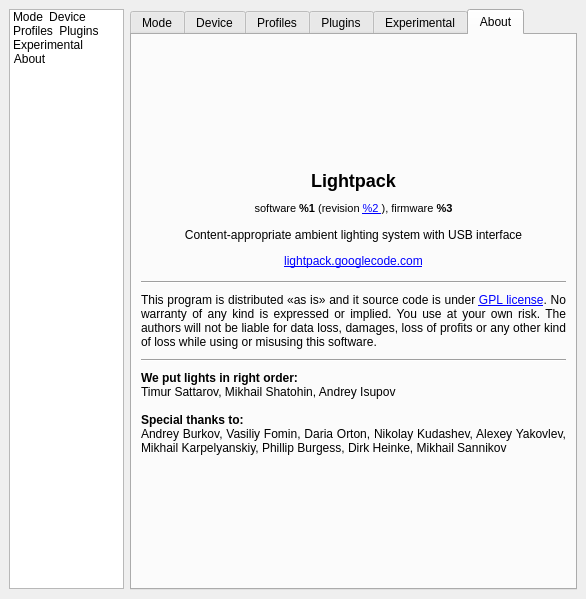
Before: the Qt Designer form Software/src/SettingsWindow.ui in Atarity/Lightpack, drawn with Qt 5.
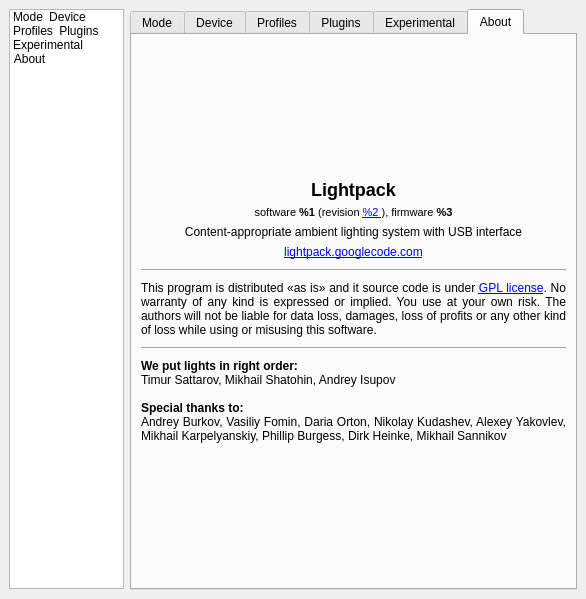
After: the same form once the commit is applied. The open tabs and pages were chosen to show the change. Icons and pictures are not drawn. Custom widgets are drawn as their Qt base class.

Commit message: About content fixes for linux

Patch:
```diff
--- a/Software/src/SettingsWindow.ui
+++ b/Software/src/SettingsWindow.ui
@@ -2841,16 +2841,22 @@
         </item>
         <item>
          <widget class="QLabel" name="label_2">
+          <property name="sizePolicy">
+           <sizepolicy hsizetype="Minimum" vsizetype="Preferred">
+            <horstretch>0</horstretch>
+            <verstretch>0</verstretch>
+           </sizepolicy>
+          </property>
           <property name="minimumSize">
            <size>
             <width>0</width>
-            <height>25</height>
+            <height>0</height>
            </size>
           </property>
           <property name="maximumSize">
            <size>
             <width>16777215</width>
-            <height>28</height>
+            <height>16777215</height>
            </size>
           </property>
           <property name="text">
@@ -2869,16 +2875,22 @@
         </item>
         <item>
          <widget class="QLabel" name="labelVersions">
+          <property name="sizePolicy">
+           <sizepolicy hsizetype="Minimum" vsizetype="Preferred">
+            <horstretch>0</horstretch>
+            <verstretch>0</verstretch>
+           </sizepolicy>
+          </property>
           <property name="minimumSize">
            <size>
             <width>0</width>
-            <height>20</height>
+            <height>0</height>
            </size>
           </property>
           <property name="maximumSize">
            <size>
             <width>16777215</width>
-            <height>20</height>
+            <height>16777215</height>
            </size>
           </property>
           <property name="text">
@@ -2910,16 +2922,22 @@
         </item>
         <item>
          <widget class="QLabel" name="label_3">
+          <property name="sizePolicy">
+           <sizepolicy hsizetype="Minimum" vsizetype="Preferred">
+            <horstretch>0</horstretch>
+            <verstretch>0</verstretch>
+           </sizepolicy>
+          </property>
           <property name="minimumSize">
            <size>
             <width>0</width>
-            <height>20</height>
+            <height>0</height>
            </size>
           </property>
           <property name="maximumSize">
            <size>
             <width>16777215</width>
-            <height>20</height>
+            <height>16777215</height>
            </size>
           </property>
           <property name="text">
@@ -2938,16 +2956,22 @@
         </item>
         <item>
          <widget class="QLabel" name="label_8">
+          <property name="sizePolicy">
+           <sizepolicy hsizetype="Minimum" vsizetype="Preferred">
+            <horstretch>0</horstretch>
+            <verstretch>0</verstretch>
+           </sizepolicy>
+          </property>
           <property name="minimumSize">
            <size>
             <width>0</width>
-            <height>20</height>
+            <height>0</height>
            </size>
           </property>
           <property name="maximumSize">
            <size>
             <width>16777215</width>
-            <height>20</height>
+            <height>16777215</height>
            </size>
           </property>
           <property name="text">
```
Left out of the diff: 2 changed lines with no effect on the pictures.
